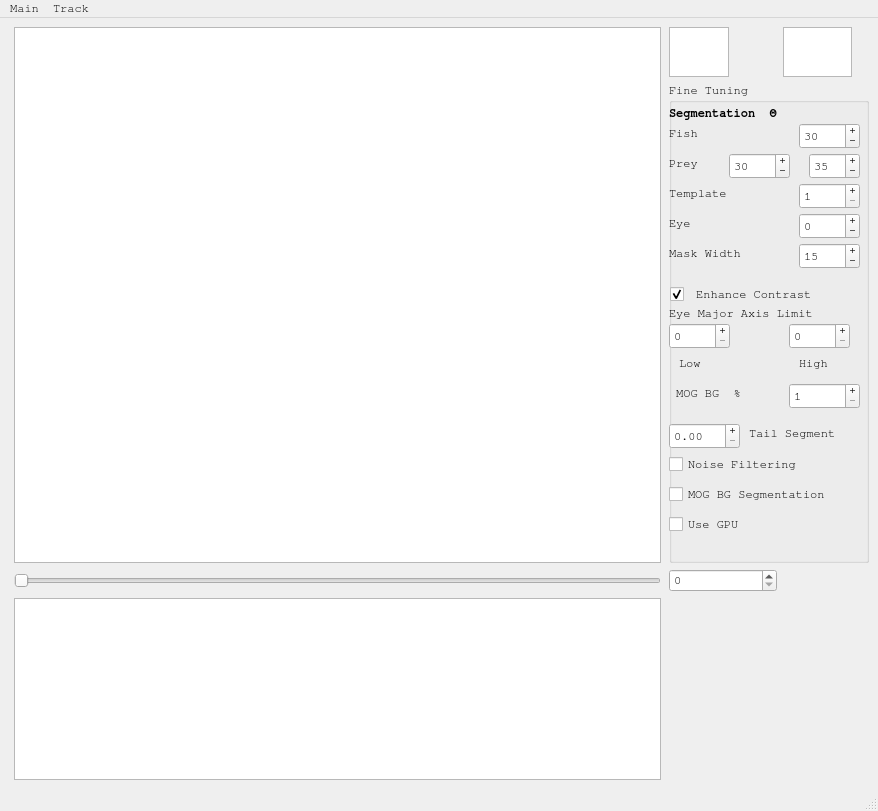
The window that GUI/mainwindow.ui (kostasl/zebrafish_tracker) describes before a commit, drawn with Qt 5.
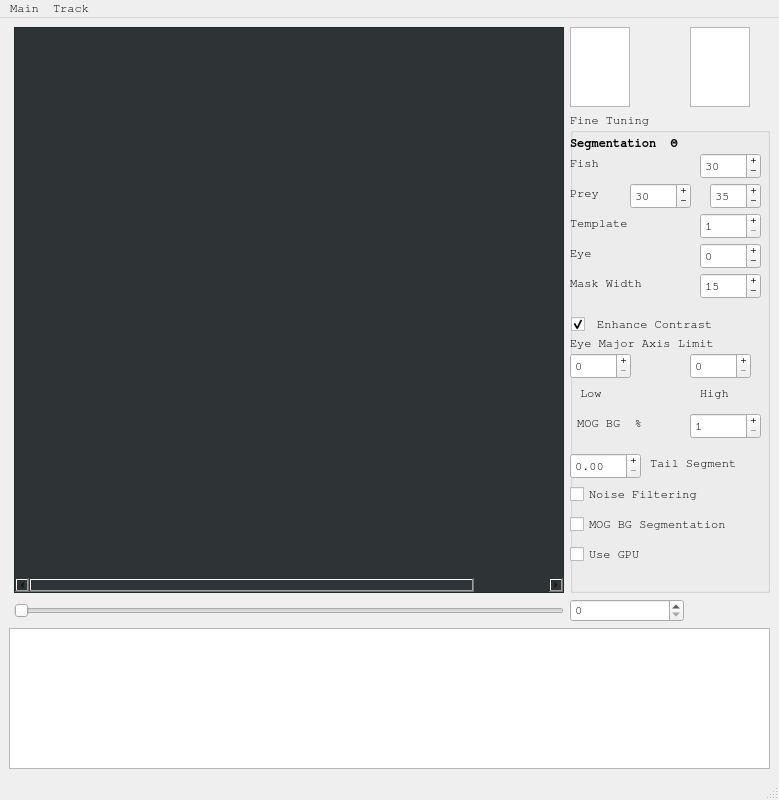
The same window after the commit.

What changed in the file:
```diff
--- a/GUI/mainwindow.ui
+++ b/GUI/mainwindow.ui
@@ -6,8 +6,8 @@
    <rect>
     <x>0</x>
     <y>0</y>
-    <width>878</width>
-    <height>811</height>
+    <width>779</width>
+    <height>800</height>
    </rect>
   </property>
   <property name="font">
@@ -20,45 +20,100 @@
   </property>
   <widget class="QWidget" name="centralwidget">
    <layout class="QGridLayout" name="gridLayout_2">
-    <item row="0" column="0">
-     <layout class="QGridLayout" name="gridLayout" rowstretch="1,0,0,0,0,0" columnstretch="1,0,0,0,0">
+    <item row="3" column="0">
+     <widget class="QListView" name="listView">
+      <property name="sizePolicy">
+       <sizepolicy hsizetype="Expanding" vsizetype="Expanding">
+        <horstretch>1</horstretch>
+        <verstretch>1</verstretch>
+       </sizepolicy>
+      </property>
+     </widget>
+    </item>
+    <item row="2" column="0">
+     <layout class="QGridLayout" name="gridLayout" rowstretch="1,0,0,0,0,0,0" columnstretch="0,0,0,0,0">
       <property name="sizeConstraint">
-       <enum>QLayout::SetNoConstraint</enum>
+       <enum>QLayout::SetDefaultConstraint</enum>
       </property>
-      <item row="3" column="1" rowspan="3">
-       <widget class="QListView" name="listView">
+      <item row="0" column="1" rowspan="2" colspan="2">
+       <widget class="QGraphicsView" name="graphicsView">
         <property name="sizePolicy">
          <sizepolicy hsizetype="Expanding" vsizetype="Expanding">
           <horstretch>1</horstretch>
           <verstretch>1</verstretch>
          </sizepolicy>
         </property>
-       </widget>
-      </item>
-      <item row="0" column="0">
-       <spacer name="horizontalSpacer_2">
-        <property name="orientation">
-         <enum>Qt::Horizontal</enum>
+        <property name="minimumSize">
+         <size>
+          <width>50</width>
+          <height>150</height>
+         </size>
         </property>
-        <property name="sizeType">
-         <enum>QSizePolicy::Fixed</enum>
+        <property name="maximumSize">
+         <size>
+          <width>1980</width>
+          <height>1980</height>
+         </size>
         </property>
-        <property name="sizeHint" stdset="0">
+        <property name="sizeIncrement">
          <size>
-          <width>5</width>
-          <height>20</height>
+          <width>0</width>
+          <height>1</height>
          </size>
         </property>
-       </spacer>
-      </item>
-      <item row="2" column="3">
-       <widget class="QSpinBox" name="spinBoxFrame">
-        <property name="maximum">
-         <number>200000</number>
+        <property name="baseSize">
+         <size>
+          <width>512</width>
+          <height>512</height>
+         </size>
         </property>
+        <property name="toolTip">
+         <string/>
+        </property>
+        <property name="toolTipDuration">
+         <number>1</number>
+        </property>
+        <property name="statusTip">
+         <string/>
+        </property>
+        <property name="whatsThis">
+         <string extracomment="Video view"/>
+        </property>
+        <property name="autoFillBackground">
+         <bool>true</bool>
+        </property>
+        <property name="styleSheet">
+         <string notr="true">background-color:rgb(46, 52, 54)</string>
+        </property>
+        <property name="frameShadow">
+         <enum>QFrame::Raised</enum>
+        </property>
+        <property name="verticalScrollBarPolicy">
+         <enum>Qt::ScrollBarAsNeeded</enum>
+        </property>
+        <property name="horizontalScrollBarPolicy">
+         <enum>Qt::ScrollBarAsNeeded</enum>
+        </property>
+        <property name="sizeAdjustPolicy">
+         <enum>QAbstractScrollArea::AdjustToContentsOnFirstShow</enum>
+        </property>
+        <property name="sceneRect">
+         <rectf>
+          <x>100.000000000000000</x>
+          <y>100.000000000000000</y>
+          <width>640.000000000000000</width>
+          <height>480.000000000000000</height>
+         </rectf>
+        </property>
+        <property name="dragMode">
+         <enum>QGraphicsView::NoDrag</enum>
+        </property>
+        <property name="resizeAnchor">
+         <enum>QGraphicsView::AnchorUnderMouse</enum>
+        </property>
        </widget>
       </item>
-      <item row="0" column="3">
+      <item row="0" column="4">
        <widget class="QGraphicsView" name="graphicsViewTemplate">
         <property name="sizePolicy">
          <sizepolicy hsizetype="Fixed" vsizetype="Expanding">
@@ -69,7 +124,7 @@
         <property name="maximumSize">
          <size>
           <width>60</width>
-          <height>50</height>
+          <height>80</height>
          </size>
         </property>
         <property name="baseSize">
@@ -89,6 +144,13 @@
         </property>
        </widget>
       </item>
+      <item row="3" column="3">
+       <widget class="QSpinBox" name="spinBoxFrame">
+        <property name="maximum">
+         <number>200000</number>
+        </property>
+       </widget>
+      </item>
       <item row="1" column="3" colspan="2">
        <widget class="QGroupBox" name="groupBox_2">
         <property name="sizePolicy">
@@ -105,7 +167,7 @@
         </property>
         <property name="maximumSize">
          <size>
-          <width>2500</width>
+          <width>350</width>
           <height>2500</height>
          </size>
         </property>
@@ -572,96 +634,7 @@
         </widget>
        </widget>
       </item>
-      <item row="2" column="2">
-       <spacer name="horizontalSpacer">
-        <property name="orientation">
-         <enum>Qt::Horizontal</enum>
-        </property>
-        <property name="sizeType">
-         <enum>QSizePolicy::Fixed</enum>
-        </property>
-        <property name="sizeHint" stdset="0">
-         <size>
-          <width>2</width>
-          <height>20</height>
-         </size>
-        </property>
-       </spacer>
-      </item>
-      <item row="2" column="1">
-       <widget class="QSlider" name="horizontalSlider">
-        <property name="orientation">
-         <enum>Qt::Horizontal</enum>
-        </property>
-       </widget>
-      </item>
-      <item row="0" column="1" rowspan="2">
-       <widget class="QGraphicsView" name="graphicsView">
-        <property name="sizePolicy">
-         <sizepolicy hsizetype="Expanding" vsizetype="Expanding">
-          <horstretch>1</horstretch>
-          <verstretch>1</verstretch>
-         </sizepolicy>
-        </property>
-        <property name="minimumSize">
-         <size>
-          <width>50</width>
-          <height>150</height>
-         </size>
-        </property>
-        <property name="maximumSize">
-         <size>
-          <width>1980</width>
-          <height>1980</height>
-         </size>
-        </property>
-        <property name="sizeIncrement">
-         <size>
-          <width>0</width>
-          <height>1</height>
-         </size>
-        </property>
-        <property name="toolTip">
-         <string/>
-        </property>
-        <property name="toolTipDuration">
-         <number>1</number>
-        </property>
-        <property name="statusTip">
-         <string/>
-        </property>
-        <property name="whatsThis">
-         <string extracomment="Video view"/>
-        </property>
-        <property name="autoFillBackground">
-         <bool>true</bool>
-        </property>
-        <property name="frameShadow">
-         <enum>QFrame::Raised</enum>
-        </property>
-        <property name="verticalScrollBarPolicy">
-         <enum>Qt::ScrollBarAsNeeded</enum>
-        </property>
-        <property name="horizontalScrollBarPolicy">
-         <enum>Qt::ScrollBarAsNeeded</enum>
-        </property>
-        <property name="sizeAdjustPolicy">
-         <enum>QAbstractScrollArea::AdjustToContents</enum>
-        </property>
-        <property name="sceneRect">
-         <rectf>
-          <x>100.000000000000000</x>
-          <y>100.000000000000000</y>
-          <width>640.000000000000000</width>
-          <height>480.000000000000000</height>
-         </rectf>
-        </property>
-        <property name="dragMode">
-         <enum>QGraphicsView::NoDrag</enum>
-        </property>
-       </widget>
-      </item>
-      <item row="0" column="4">
+      <item row="0" column="3">
        <widget class="QGraphicsView" name="graphicsViewHead">
         <property name="sizePolicy">
          <sizepolicy hsizetype="Fixed" vsizetype="Expanding">
@@ -671,8 +644,8 @@
         </property>
         <property name="maximumSize">
          <size>
-          <width>69</width>
-          <height>50</height>
+          <width>60</width>
+          <height>80</height>
          </size>
         </property>
         <property name="whatsThis">
@@ -686,6 +659,29 @@
         </property>
        </widget>
       </item>
+      <item row="3" column="1" colspan="2">
+       <widget class="QSlider" name="horizontalSlider">
+        <property name="orientation">
+         <enum>Qt::Horizontal</enum>
+        </property>
+       </widget>
+      </item>
+      <item row="0" column="0" rowspan="2">
+       <spacer name="horizontalSpacer_2">
+        <property name="orientation">
+         <enum>Qt::Horizontal</enum>
+        </property>
+        <property name="sizeType">
+         <enum>QSizePolicy::Fixed</enum>
+        </property>
+        <property name="sizeHint" stdset="0">
+         <size>
+          <width>5</width>
+          <height>20</height>
+         </size>
+        </property>
+       </spacer>
+      </item>
      </layout>
     </item>
    </layout>
@@ -695,7 +691,7 @@
     <rect>
      <x>0</x>
      <y>0</y>
-     <width>878</width>
+     <width>779</width>
      <height>20</height>
     </rect>
    </property>
```
